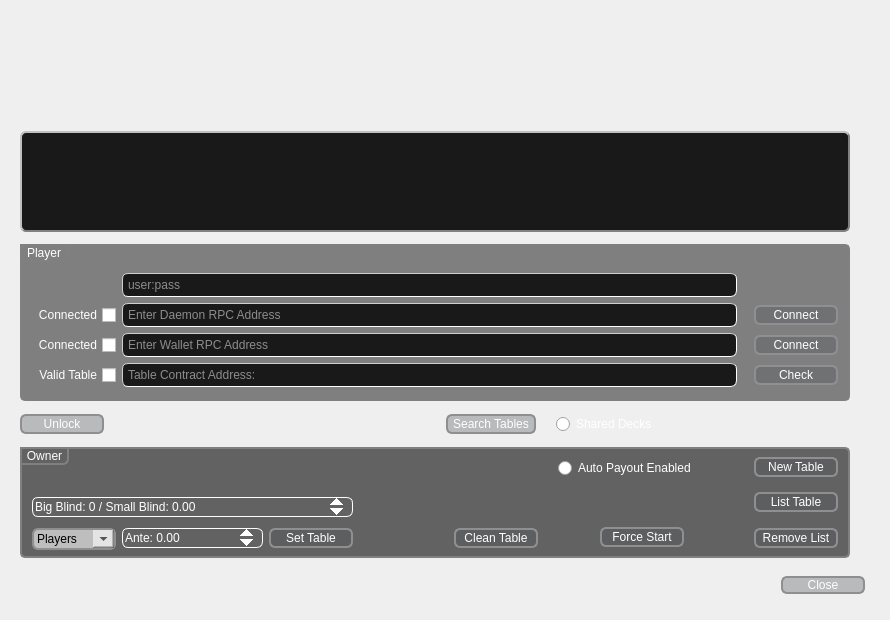
Above: Holdero/menu.ui from SixofClubsss/Dero-Poker-Table before the change. Below: the same form after it.
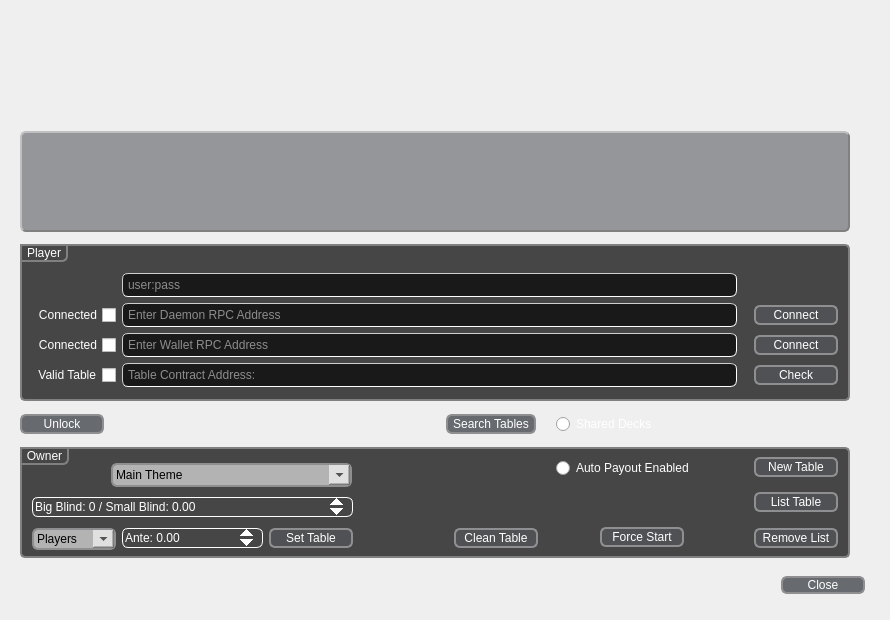
That is the form after the change. Icons and pictures are not drawn.

```diff
--- a/Holdero/menu.ui
+++ b/Holdero/menu.ui
@@ -33,15 +33,13 @@
   </property>
   <property name="windowIcon">
    <iconset resource="img.qrc">
-    <normaloff>:/images/dReamTablesDero.png</normaloff>:/images/dReamTablesDero.png</iconset>
+    <normaloff>:/images/dReamTablesBIcon.png</normaloff>:/images/dReamTablesBIcon.png</iconset>
+  </property>
+  <property name="autoFillBackground">
+   <bool>false</bool>
   </property>
   <property name="styleSheet">
-   <string notr="true">QDialog{
-	background-image: url(:/images/background.png);	
-	background-position: center;
-}
-
-QLineEdit {
+   <string notr="true">QLineEdit {
     color: rgb(255, 255, 255);
     border-style: inset;
     border-width: 1px;
@@ -53,7 +51,7 @@
 
 QPushButton:enabled{
 	color: rgb(255, 255, 255);
-	background-color: rgba(85, 88, 93, 90);
+	background-color: rgba(85, 88, 93, 150);
     border: 2px solid #8f8f91;
     border-radius: 6px;
     min-width: 80px;
@@ -143,9 +141,11 @@
 }
 
 QComboBox QAbstractItemView {
-	color: rgb(255, 255, 255);
+	/*color: rgba(255, 255, 255, 0);*/
     border: 2px solid darkgray;
-	background-color: rgba(255, 255, 255, 150);
+	background-color: rgb(255, 255, 255);
+    min-width: 120px;
+
 }
 
 QComboBox:hover {
@@ -168,7 +168,30 @@
       </size>
      </property>
      <property name="styleSheet">
-      <string notr="true"/>
+      <string notr="true">QPushButton:enabled{
+	color: rgb(255, 255, 255);
+	background-color: rgba(85, 88, 93, 225);
+    border: 2px solid #8f8f91;
+    border-radius: 6px;
+    min-width: 80px;
+}
+
+QPushButton:hover {
+	background-color: rgba(79, 186, 196, 150);
+}
+
+QPushButton:pressed {
+	background-color: rgb(56, 47, 165);
+}
+
+QPushButton:!enabled{
+    border: 2px solid;
+	border-color: rgba(143, 143, 145, 90);
+    border-radius: 6px;
+	color: rgba(0, 0, 0, 0);
+    border-radius: 6px;
+    min-width: 80px;
+}</string>
      </property>
      <property name="text">
       <string>Search Tables</string>
@@ -196,7 +219,29 @@
       <enum>Qt::RightToLeft</enum>
      </property>
      <property name="styleSheet">
-      <string notr="true"/>
+      <string notr="true">QPushButton:enabled{
+	color: rgb(255, 255, 255);
+	background-color: rgba(85, 88, 93, 225);
+    border: 2px solid #8f8f91;
+    border-radius: 6px;
+}
+
+QPushButton:hover {
+	background-color: rgba(79, 186, 196, 150);
+}
+
+QPushButton:pressed {
+	background-color: rgb(56, 47, 165);
+}
+
+QPushButton:!enabled{
+    border: 2px solid;
+	border-color: rgba(143, 143, 145, 90);
+    border-radius: 6px;
+	color: rgba(0, 0, 0, 0);
+    border-radius: 6px;
+    min-width: 80px;
+}</string>
      </property>
      <property name="orientation">
       <enum>Qt::Horizontal</enum>
@@ -227,7 +272,30 @@
       <enum>Qt::StrongFocus</enum>
      </property>
      <property name="styleSheet">
-      <string notr="true"/>
+      <string notr="true">QPushButton:enabled{
+	color: rgb(255, 255, 255);
+	background-color: rgba(85, 88, 93, 225);
+    border: 2px solid #8f8f91;
+    border-radius: 6px;
+    min-width: 80px;
+}
+
+QPushButton:hover {
+	background-color: rgba(79, 186, 196, 150);
+}
+
+QPushButton:pressed {
+	background-color: rgb(56, 47, 165);
+}
+
+QPushButton:!enabled{
+    border: 2px solid;
+	border-color: rgba(143, 143, 145, 90);
+    border-radius: 6px;
+	color: rgba(0, 0, 0, 0);
+    border-radius: 6px;
+    min-width: 80px;
+}</string>
      </property>
      <property name="text">
       <string>Unlock</string>
@@ -263,7 +331,7 @@
     border-width: 2px;
     border-radius: 6px;
     padding: 3px;
-	background-color: rgb(25, 25, 25);
+    background-color: rgba(85, 88, 93, 150);
     color: rgb(255, 255, 255);</string>
      </property>
     </widget>
@@ -286,7 +354,7 @@
       <string notr="true">QGroupBox {
     border: 2px solid gray;
     border-radius: 5px;
-	background-color: rgba(0, 0, 0, 120);
+	background-color: rgba(0, 0, 0, 180);
 }
 
 QGroupBox::title {
@@ -394,7 +462,13 @@
          <enum>Qt::RightToLeft</enum>
         </property>
         <property name="styleSheet">
-         <string notr="true">color: rgb(255, 255, 255);</string>
+         <string notr="true">QCheckBox{
+color: rgb(255, 255, 255);
+}
+
+QCheckBox::indicator::checked{ 
+	color: rgb(0, 0, 0);
+}</string>
         </property>
         <property name="text">
          <string>Valid Table</string>
@@ -575,7 +649,7 @@
       <string notr="true">QGroupBox {
     border: 2px solid gray;
     border-radius: 5px;
-	background-color: rgba(0, 0, 0, 150);
+	background-color: rgba(0, 0, 0, 180);
 }
 
 QGroupBox::title {
@@ -598,7 +672,7 @@
      <widget class="QRadioButton" name="autoPayRButton">
       <property name="geometry">
        <rect>
-        <x>538</x>
+        <x>536</x>
         <y>10</y>
         <width>150</width>
         <height>22</height>
@@ -892,6 +966,27 @@
        <double>0.000000000000000</double>
       </property>
      </widget>
+     <widget class="QComboBox" name="themeComboBox">
+      <property name="geometry">
+       <rect>
+        <x>91</x>
+        <y>16</y>
+        <width>241</width>
+        <height>24</height>
+       </rect>
+      </property>
+      <property name="styleSheet">
+       <string notr="true">color: rgb(0, 0, 0);</string>
+      </property>
+      <property name="maxVisibleItems">
+       <number>12</number>
+      </property>
+      <item>
+       <property name="text">
+        <string>Main Theme</string>
+       </property>
+      </item>
+     </widget>
     </widget>
    </item>
    <item row="0" column="2">
```
Left out of the diff: 7 changed lines with no effect on the pictures.
